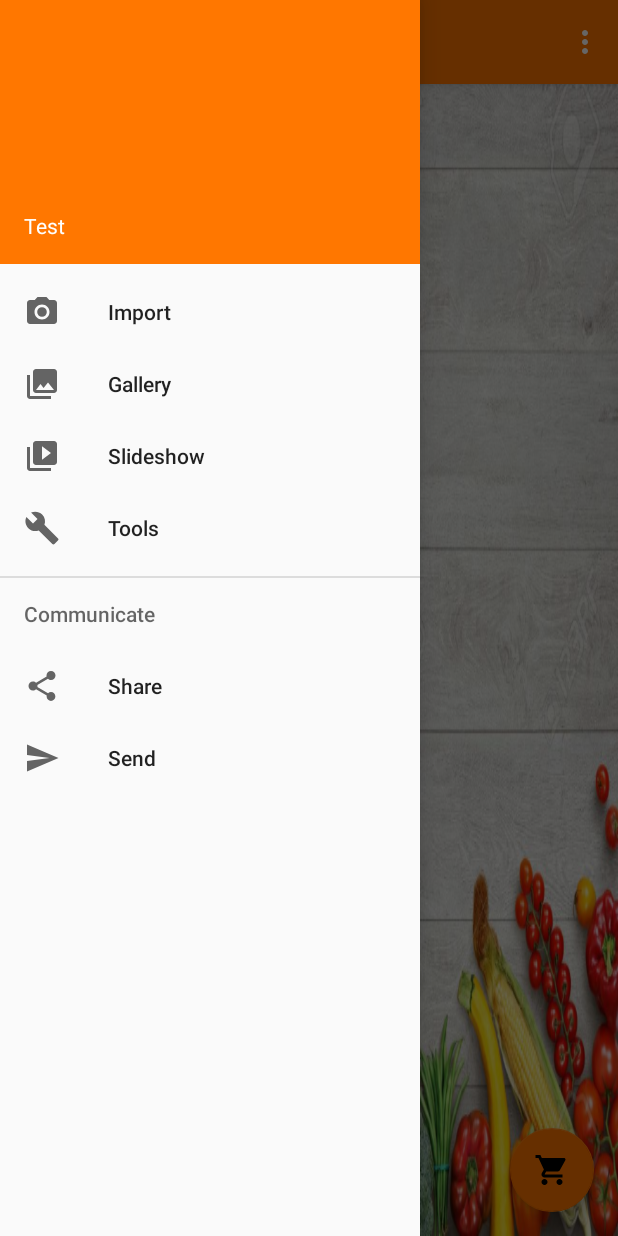
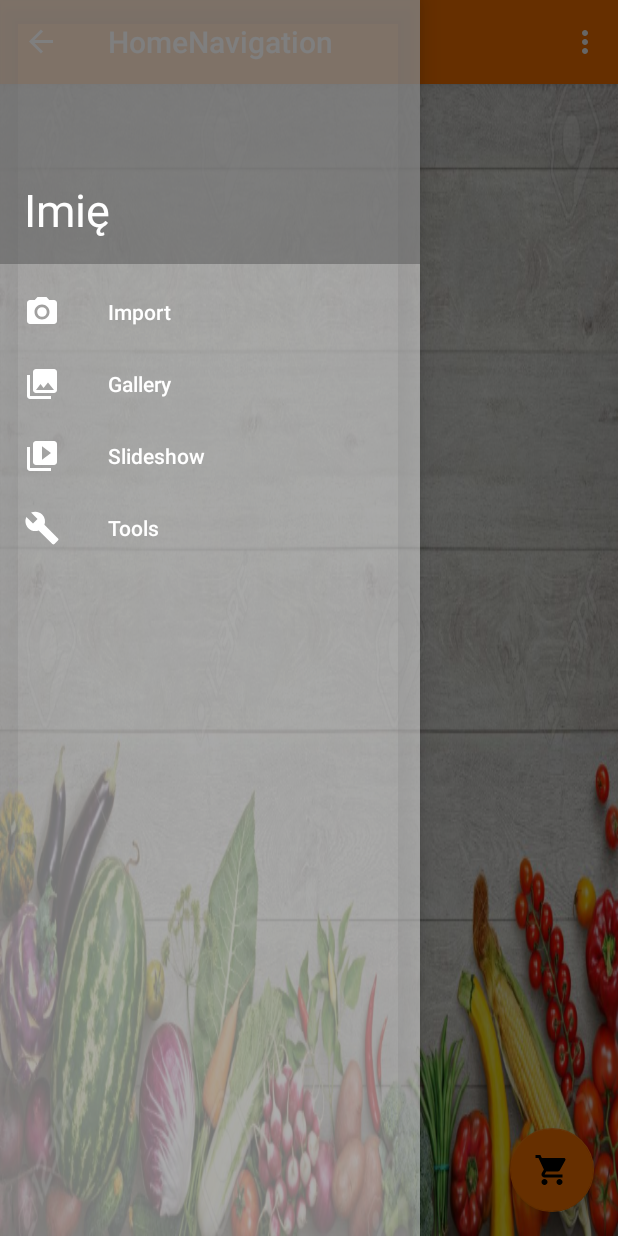
Before and after one commit to michalx123/PracaDyplomowaSklepAndroid, an Android app: the HomeNavigation screen opened directly, with no data from a screen before it, with the side drawer open, on a phone screen of 412 x 824 dp. Run offline under Robolectric (Android 15) with nearby library versions, the phone set to English and light mode, and no system bars.

Commit message:
Layouty dla Navigation Drawer/boczne menu

```diff
--- a/app/src/main/res/layout/activity_home_navigation.xml
+++ b/app/src/main/res/layout/activity_home_navigation.xml
@@ -22,6 +22,12 @@
         android:layout_gravity="start"
         android:fitsSystemWindows="true"
         app:headerLayout="@layout/nav_header_home_navigation"
-        app:menu="@menu/activity_home_navigation_drawer" />
+        app:menu="@menu/activity_home_navigation_drawer"
+      android:background="@color/BackgroundMainOpacity"
+        app:itemTextColor="@android:color/white"
+        app:itemIconTint="@android:color/white"
+        />
+
+
 
 </android.support.v4.widget.DrawerLayout>
--- a/app/src/main/res/layout/nav_header_home_navigation.xml
+++ b/app/src/main/res/layout/nav_header_home_navigation.xml
@@ -3,23 +3,26 @@
     xmlns:app="http://schemas.android.com/apk/res-auto"
     android:layout_width="match_parent"
     android:layout_height="@dimen/nav_header_height"
-    android:background="@color/BarView"
+    android:background="@color/BackgroundMainOpacityDark"
     android:gravity="bottom"
     android:orientation="vertical"
     android:paddingBottom="@dimen/activity_vertical_margin"
     android:paddingLeft="@dimen/activity_horizontal_margin"
     android:paddingRight="@dimen/activity_horizontal_margin"
     android:paddingTop="@dimen/activity_vertical_margin"
-    android:theme="@style/ThemeOverlay.AppCompat.Dark">
+    android:theme="@style/ThemeOverlay.AppCompat.Dark"
+    >
 
 
 
     <TextView
-        android:text="Test"
+        android:text="Imię"
         android:layout_width="match_parent"
         android:layout_height="wrap_content"
         android:paddingTop="@dimen/nav_header_vertical_spacing"
-        android:textAppearance="@style/TextAppearance.AppCompat.Body1" />
+        android:textAppearance="@style/TextAppearance.AppCompat.Body1"
+        android:textSize="30dp"
+       />
 
 
 
--- a/app/src/main/res/menu/activity_home_navigation_drawer.xml
+++ b/app/src/main/res/menu/activity_home_navigation_drawer.xml
@@ -22,17 +22,6 @@
             android:title="Tools" />
     </group>
 
-    <item android:title="Communicate">
-        <menu>
-            <item
-                android:id="@+id/nav_share"
-                android:icon="@drawable/ic_menu_share"
-                android:title="Share" />
-            <item
-                android:id="@+id/nav_send"
-                android:icon="@drawable/ic_menu_send"
-                android:title="Send" />
-        </menu>
-    </item>
+
 
 </menu>
--- a/app/src/main/res/values/colors.xml
+++ b/app/src/main/res/values/colors.xml
@@ -6,5 +6,7 @@
     <color name="btnSignIn">#6030ff</color>
     <color name="btnSignUp">#0dff00</color>
     <color name="BackgroundMain">#ffffff</color>
+    <color name="BackgroundMainOpacity">#76ffffff</color>
+    <color name="BackgroundMainOpacityDark">#8f5b5b5b</color>
     <color name="BarView">#ff7700</color>
 </resources>
```
